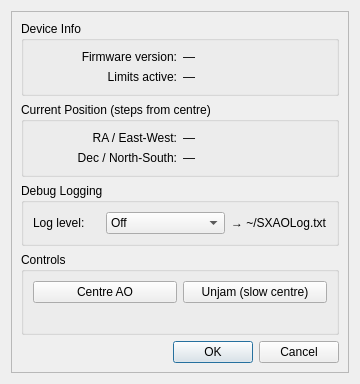
Old version of the form SXAO.ui in the repository 2bitoperations/X2-StarlightXpressAO.
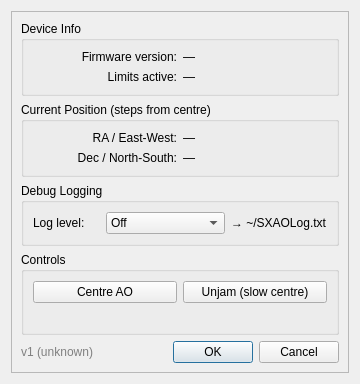
New version of the form. Custom widgets are drawn as their Qt base class.

```diff
--- a/SXAO.ui
+++ b/SXAO.ui
@@ -218,6 +218,16 @@
       <!-- OK / Cancel -->
       <item>
        <layout class="QHBoxLayout" name="buttonLayout">
+        <item>
+         <widget class="QLabel" name="label_version">
+          <property name="text">
+           <string>v1 (unknown)</string>
+          </property>
+          <property name="styleSheet">
+           <string>color: gray;</string>
+          </property>
+         </widget>
+        </item>
         <item>
          <spacer name="horizontalSpacer">
           <property name="orientation">
```
